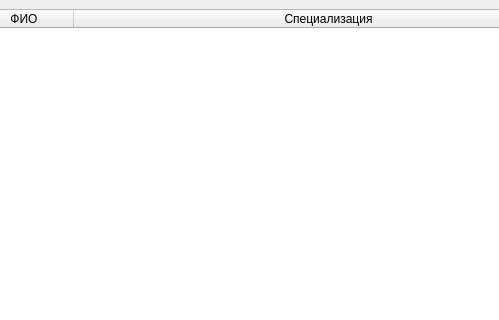
Qt form Doctor/Ui_doctor/From_ui_doctor/doctor_table.ui (polinakondakov/2_Hospital) before a commit; both pictures show x 136 to 635 and y 0 to 320 of the 733 by 508 pixel window.
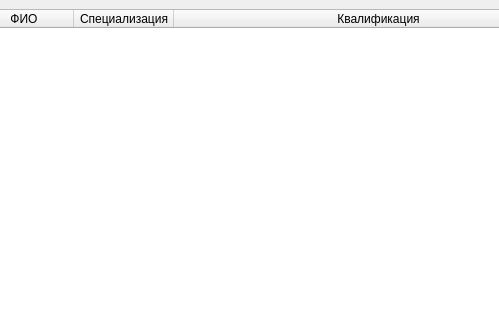
The same form after that commit.

Patch:
```diff
--- a/Doctor/Ui_doctor/From_ui_doctor/doctor_table.ui
+++ b/Doctor/Ui_doctor/From_ui_doctor/doctor_table.ui
@@ -80,6 +80,11 @@
         <string>Специализация</string>
        </property>
       </column>
+      <column>
+       <property name="text">
+        <string>Квалификация</string>
+       </property>
+      </column>
      </widget>
     </item>
     <item>
```
